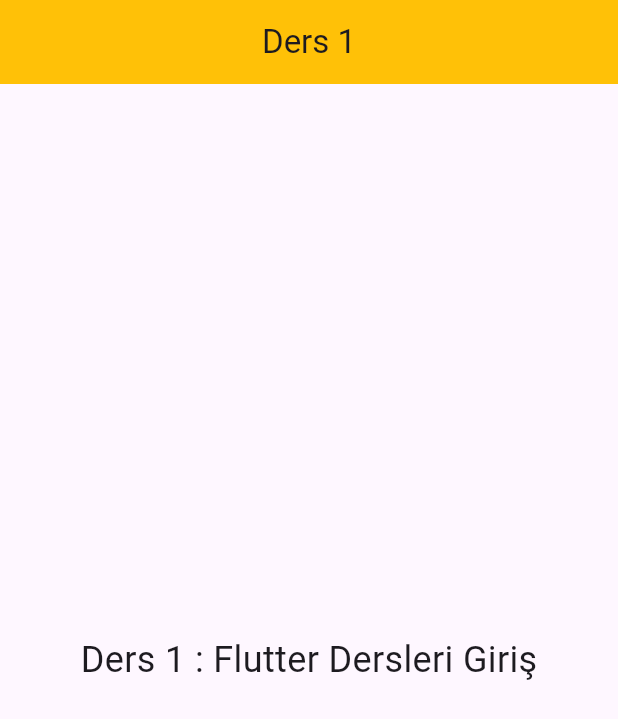
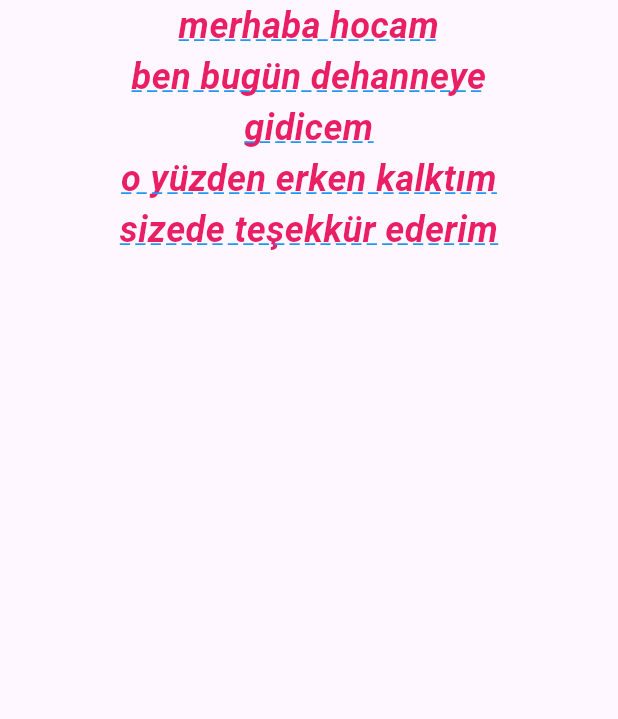
Before and after one commit to akkayasoft/OzelEkipDartFlutterDersleri20242025, a Flutter app: the screen it shows after launch, on a phone screen of 412 x 824 dp. Shown: the top 719 px of the screen. Run offline on Flutter 3.47's test engine with Material 3 defaults, Android fonts, the phone set to English and light mode, and no system bars.

Commit message:
ders2 bitti

```diff
--- /dev/null
+++ b/lib/flutter/day002/ders2_text_widget.dart
@@ -0,0 +1,57 @@
+import 'package:flutter/material.dart';
+
+class Ders2TextWidget extends StatelessWidget {
+  @override
+  Widget build(BuildContext context) {
+    return const Scaffold(
+      body: Center(
+        child: Column(
+          children: [
+            TitleText(
+              title: "merhaba hocam",
+            ),
+            TitleText(
+              title: "ben bugün dehanneye ",
+            ),
+            TitleText(
+              title: "gidicem",
+            ),
+            TitleText(
+              title: "o yüzden erken kalktım",
+            ),
+            TitleText(
+              title: "sizede teşekkür ederim",
+            ),
+          ],
+        ),
+      ),
+    );
+  }
+}
+
+class TitleText extends StatelessWidget {
+  final String title;
+  const TitleText({
+    required this.title,
+    super.key,
+  });
+
+  @override
+  Widget build(BuildContext context) {
+    return Text(
+      title,
+      maxLines: 2,
+      textAlign: TextAlign.center,
+      overflow: TextOverflow.ellipsis,
+      style: const TextStyle(
+        color: Colors.pink,
+        fontSize: 24,
+        fontWeight: FontWeight.bold,
+        fontStyle: FontStyle.italic,
+        decoration: TextDecoration.underline,
+        decorationColor: Colors.blue,
+        decorationStyle: TextDecorationStyle.dashed,
+      ),
+    );
+  }
+}
--- a/lib/main.dart
+++ b/lib/main.dart
@@ -1,6 +1,5 @@
 import 'package:flutter/material.dart';
-
-import 'flutter/day001/ders1_giris.dart';
+import 'flutter/day002/ders2_text_widget.dart';
 
 void main() {
   runApp(const MyApp());
@@ -13,13 +12,14 @@ class MyApp extends StatelessWidget {
   @override
   Widget build(BuildContext context) {
     return MaterialApp(
+      debugShowCheckedModeBanner: false,
       title: 'Flutter Demo',
       theme: ThemeData(
 
         colorScheme: ColorScheme.fromSeed(seedColor: Colors.deepPurple),
         useMaterial3: true,
       ),
-      home: Ders1Giris(),
+      home: Ders2TextWidget(),
     );
   }
 }
```
